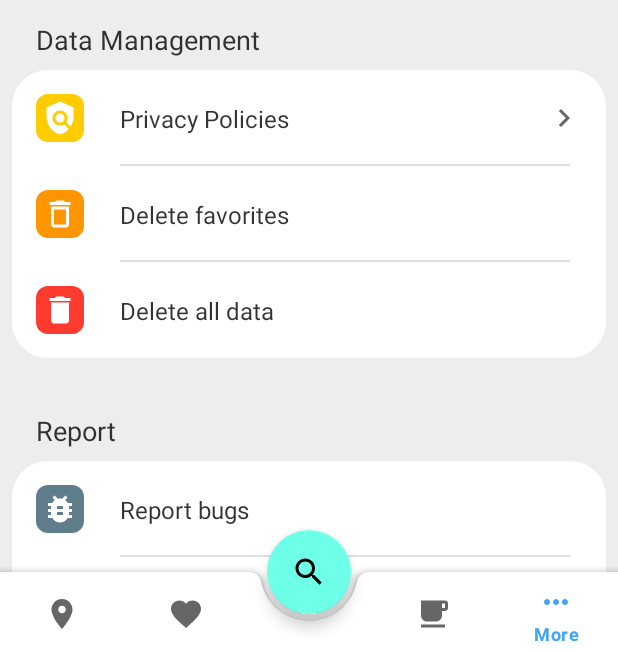
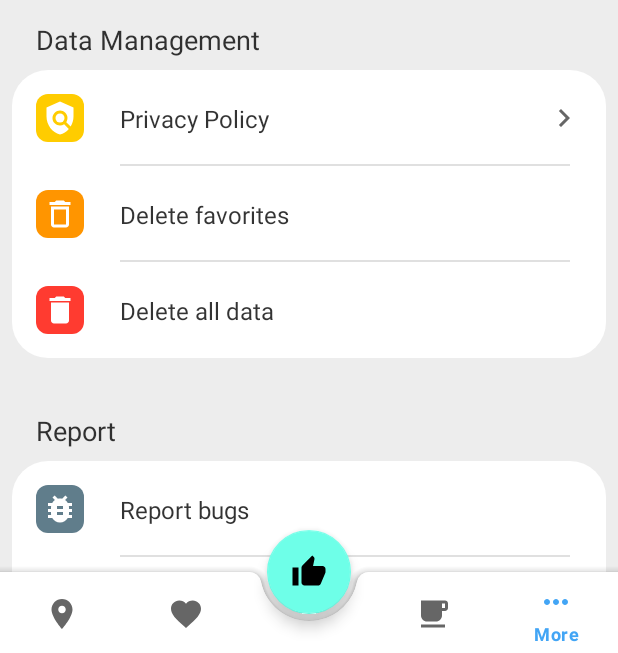
Before and after one commit to mgdgc/hallym-map, an Android app: the screen it shows after launch (MainActivity), item 5 of the bottom bar chosen, on a phone screen of 412 x 824 dp. Shown: the part 580-1233 px from the top of the screen. Run offline under Robolectric (Android 15) with nearby library versions, the phone set to English and light mode, and no system bars; libraries missing offline, so code that uses them is left out: org.osmdroid.config, org.osmdroid.events, org.osmdroid.library, org.osmdroid.tileprovider, org.osmdroid.util and 1 more; 7 statements that could not run were skipped.

Commit message:
FAB icon changes by fragments

```diff
--- a/app/src/main/java/xyz/ridsoft/hal/MainActivity.kt
+++ b/app/src/main/java/xyz/ridsoft/hal/MainActivity.kt
@@ -2,14 +2,14 @@ package xyz.ridsoft.hal
 
 import android.Manifest
 import android.content.pm.PackageManager
+import android.graphics.Bitmap
+import android.graphics.BitmapFactory
+import android.graphics.drawable.BitmapDrawable
+import android.graphics.drawable.Icon
 import androidx.appcompat.app.AppCompatActivity
 import android.os.Bundle
-import android.os.Handler
-import android.os.Looper
 import android.view.View
-import android.view.animation.Interpolator
 import android.widget.Toast
-import androidx.core.view.get
 import androidx.fragment.app.Fragment
 import xyz.ridsoft.hal.api.ApplicationPermissionManager
 import xyz.ridsoft.hal.databinding.ActivityMainBinding
@@ -27,6 +27,12 @@ class MainActivity : AppCompatActivity() {
     private lateinit var recommendFragment: RecommendFragment
     private lateinit var moreFragment: MoreFragment
 
+    private var onFavClickListeners = ArrayList<((View) -> Unit)>()
+
+    private lateinit var searchIcon: Icon
+    private lateinit var addIcon: Icon
+    private lateinit var likeIcon: Icon
+
     override fun onCreate(savedInstanceState: Bundle?) {
         super.onCreate(savedInstanceState)
         binding = ActivityMainBinding.inflate(layoutInflater)
@@ -43,25 +49,37 @@ class MainActivity : AppCompatActivity() {
         binding.mainBottomNav.isSelected = false
         binding.mainBottomNav.itemTextAppearanceActive
 
+        searchIcon = Icon.createWithResource(this, R.drawable.baseline_search_24)
+        addIcon = Icon.createWithResource(this, R.drawable.baseline_add_24)
+        likeIcon = Icon.createWithResource(this, R.drawable.baseline_thumb_up_24)
+
         binding.mainBottomNav.setOnNavigationItemSelectedListener {
             when (it.itemId) {
                 R.id.navCurrent -> {
                     fragmentTransaction(mapFragment)
+                    binding.mainFAB.setImageIcon(searchIcon)
                 }
 
                 R.id.navMy -> {
                     fragmentTransaction(myPlaceFragment)
+                    binding.mainFAB.setImageIcon(addIcon)
                 }
 
                 R.id.navFacilities -> {
                     fragmentTransaction(recommendFragment)
+                    binding.mainFAB.setImageIcon(searchIcon)
                 }
 
                 R.id.navMore -> {
                     fragmentTransaction(moreFragment)
+                    binding.mainFAB.setImageIcon(likeIcon)
                 }
             }
             true
+        }
+
+        binding.mainFAB.setOnClickListener {
+            onFavClickListeners[binding.mainBottomNav.selectedItemId](it)
         }
     }
 
@@ -99,6 +117,10 @@ class MainActivity : AppCompatActivity() {
         }
     }
 
+    public fun registerFavClickListener(listener: ((View) -> Unit)) {
+        onFavClickListeners.add(listener)
+    }
+
     override fun onResume() {
         super.onResume()
         binding.mainBottomNav.selectedItemId = 0
@@ -126,8 +148,4 @@ class MainActivity : AppCompatActivity() {
         }
     }
 
-    override fun onDestroy() {
-        super.onDestroy()
-    }
-
 }
--- a/app/src/main/java/xyz/ridsoft/hal/map/MapFragment.kt
+++ b/app/src/main/java/xyz/ridsoft/hal/map/MapFragment.kt
@@ -41,6 +41,10 @@ class MapFragment : Fragment() {
         binding = FragmentMapBinding.bind(view)
 
         initMapView()
+
+        (activity as MainActivity).registerFavClickListener {
+            // TODO: on fab click
+        }
     }
 
     private var onTouch = false
--- a/app/src/main/java/xyz/ridsoft/hal/more/MoreMenuDefaultData.kt
+++ b/app/src/main/java/xyz/ridsoft/hal/more/MoreMenuDefaultData.kt
@@ -90,7 +90,7 @@ class MoreMenuDefaultData(val context: Context) {
         data.add(privacyPolicy)
 
         val deleteFav = TableData(
-            "privacy",
+            "delete_fav",
             context.getString(R.string.more_delete_favorite),
             content = null,
             icon = R.drawable.baseline_delete_outline_24,
@@ -101,7 +101,7 @@ class MoreMenuDefaultData(val context: Context) {
         data.add(deleteFav)
 
         val deleteAll = TableData(
-            "privacy",
+            "delete_all",
             context.getString(R.string.more_delete_all),
             content = null,
             icon = R.drawable.baseline_delete_24,
--- a/app/src/main/java/xyz/ridsoft/hal/my/MyPlaceFragment.kt
+++ b/app/src/main/java/xyz/ridsoft/hal/my/MyPlaceFragment.kt
@@ -5,9 +5,17 @@ import androidx.fragment.app.Fragment
 import android.view.LayoutInflater
 import android.view.View
 import android.view.ViewGroup
+import xyz.ridsoft.hal.MainActivity
 import xyz.ridsoft.hal.R
+import xyz.ridsoft.hal.databinding.FragmentMyPlaceBinding
 
 class MyPlaceFragment : Fragment() {
+
+    companion object {
+        public const val TAG = "my_place"
+    }
+
+    private lateinit var binding: FragmentMyPlaceBinding
 
     override fun onCreateView(
         inflater: LayoutInflater, container: ViewGroup?,
@@ -19,5 +27,10 @@ class MyPlaceFragment : Fragment() {
 
     override fun onViewCreated(view: View, savedInstanceState: Bundle?) {
         super.onViewCreated(view, savedInstanceState)
+        binding = FragmentMyPlaceBinding.bind(view)
+
+        (activity as MainActivity).registerFavClickListener {
+            // TODO: on fab click
+        }
     }
 }
--- a/app/src/main/java/xyz/ridsoft/hal/recommend/RecommendFragment.kt
+++ b/app/src/main/java/xyz/ridsoft/hal/recommend/RecommendFragment.kt
@@ -5,9 +5,18 @@ import androidx.fragment.app.Fragment
 import android.view.LayoutInflater
 import android.view.View
 import android.view.ViewGroup
+import xyz.ridsoft.hal.MainActivity
 import xyz.ridsoft.hal.R
+import xyz.ridsoft.hal.databinding.FragmentRecommendBinding
 
 class RecommendFragment : Fragment() {
+
+    companion object {
+        public const val TAG = "recommend"
+    }
+
+
+    private lateinit var binding: FragmentRecommendBinding
 
     override fun onCreateView(
         inflater: LayoutInflater, container: ViewGroup?,
@@ -19,5 +28,10 @@ class RecommendFragment : Fragment() {
 
     override fun onViewCreated(view: View, savedInstanceState: Bundle?) {
         super.onViewCreated(view, savedInstanceState)
+        binding = FragmentRecommendBinding.bind(view)
+
+        (activity as MainActivity).registerFavClickListener {
+            // TODO: on fab click
+        }
     }
 }
--- /dev/null
+++ b/app/src/main/res/drawable/baseline_add_24.xml
@@ -0,0 +1,10 @@
+<vector xmlns:android="http://schemas.android.com/apk/res/android"
+    android:width="24dp"
+    android:height="24dp"
+    android:viewportWidth="24"
+    android:viewportHeight="24"
+    android:tint="?attr/colorControlNormal">
+  <path
+      android:fillColor="@android:color/white"
+      android:pathData="M19,13h-6v6h-2v-6H5v-2h6V5h2v6h6V13z"/>
+</vector>
--- /dev/null
+++ b/app/src/main/res/drawable/baseline_thumb_up_24.xml
@@ -0,0 +1,10 @@
+<vector xmlns:android="http://schemas.android.com/apk/res/android"
+    android:width="24dp"
+    android:height="24dp"
+    android:viewportWidth="24"
+    android:viewportHeight="24"
+    android:tint="?attr/colorControlNormal">
+  <path
+      android:fillColor="@android:color/white"
+      android:pathData="M1,21h4L5,9L1,9v12zM23,10c0,-1.1 -0.9,-2 -2,-2h-6.31l0.95,-4.57 0.03,-0.32c0,-0.41 -0.17,-0.79 -0.44,-1.06L14.17,1 7.59,7.59C7.22,7.95 7,8.45 7,9v10c0,1.1 0.9,2 2,2h9c0.83,0 1.54,-0.5 1.84,-1.22l3.02,-7.05c0.09,-0.23 0.14,-0.47 0.14,-0.73v-2z"/>
+</vector>
--- a/app/src/main/res/values/strings.xml
+++ b/app/src/main/res/values/strings.xml
@@ -1,5 +1,15 @@
 <resources>
     <string name="app_name">HallymMap</string>
+
+    <!--  Common  -->
+    <string name="yes">Yes</string>
+    <string name="no">no</string>
+    <string name="confirm">Confirm</string>
+    <string name="cancel">Cancel</string>
+    <string name="allow">Allow</string>
+    <string name="deny">Deny</string>
+    <string name="open">Open</string>
+    <string name="proceed">Proceed</string>
 
     <!--  MainActivity  -->
     <string name="bottom_nav_current">Map</string>
@@ -18,9 +28,12 @@
     <string name="more_section_application">Application</string>
     <string name="more_licenses">Licenses</string>
     <string name="more_section_data">Data Management</string>
-    <string name="more_privacy_policy">Privacy Policies</string>
+    <string name="more_privacy_policy">Privacy Policy</string>
+    <string name="more_privacy_policy_message">Privacy policy is provided via our Github. Would you like to open the link?</string>
     <string name="more_delete_favorite">Delete favorites</string>
+    <string name="more_delete_favorite_message">Would you like to delete all your preferences?\n\nThis work is irreversible.</string>
     <string name="more_delete_all">Delete all data</string>
+    <string name="more_delete_all_message">Would you like to delete all data?\n\nThis work includes removing your preferences, as well as application data, and it is irreversible.</string>
     <string name="more_section_report">Report</string>
     <string name="more_report_issue">Report bugs</string>
     <string name="more_report_place">Report place</string>
```
Also changed, not shown: app/src/main/java/xyz/ridsoft/hal/more/MoreFragment.kt (+58 -0 lines), app/src/main/java/xyz/ridsoft/hal/value/SharedPreferencesKeys.kt (+20 -0 lines), app/src/main/java/xyz/ridsoft/hal/value/URL.kt (added, +7 -0 lines), app/src/main/res/layout/fragment_my_place.xml (+13 -6 lines), 1 other file.
